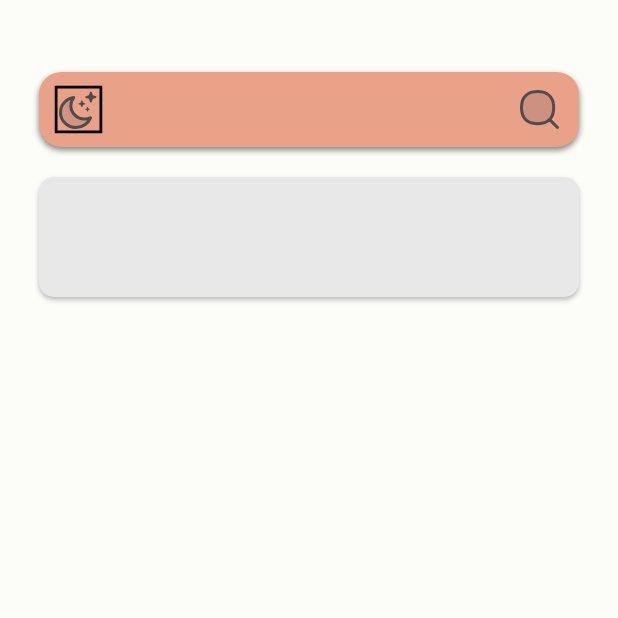
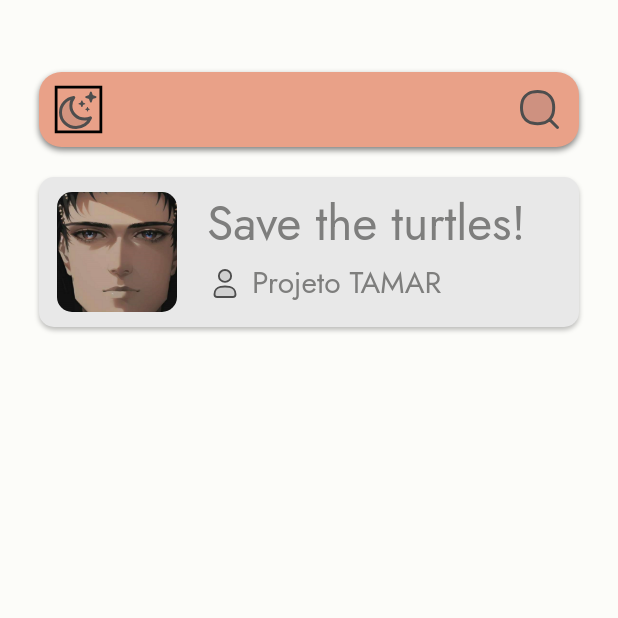
Before and after one commit to tomas-sucena/2023-FEUP-ESOF, a Flutter app: the HomePage screen opened directly, on a phone screen of 412 x 824 dp, the top half of it. Run offline on Flutter 3.47's test engine with Material 2 defaults, Android fonts, the phone set to English and light mode, and no system bars; our stand-ins replace cloud_firestore, firebase_auth, firebase_core, firebase_storage, flutter_svg, google_sign_in and 2 more; accounts and stored records are empty.

Commit message:
updated ProfilePage
changed the shape of the profile picture from a circle to a rectangle

```diff
--- a/app/lib/components/interactive/event_card.dart
+++ b/app/lib/components/interactive/event_card.dart
@@ -1,4 +1,9 @@
 import 'package:flutter/material.dart';
+import 'package:flutter_svg/svg.dart';
+
+import '../../utils/alignment.dart';
+import '../passive/icon_text.dart';
+import '../passive/profile_picture.dart';
 
 class EventCard extends StatelessWidget {
   const EventCard({Key? key}) : super(key: key);
@@ -6,7 +11,7 @@ class EventCard extends StatelessWidget {
   @override
   Widget build(BuildContext context) {
     return Container(
-      height: 80,
+      height: 100,
       width: 360,
       decoration: BoxDecoration(
         color: const Color.fromRGBO(232, 232, 232, 1.0),
@@ -17,7 +22,38 @@ class EventCard extends StatelessWidget {
             offset: Offset(0,2),
             blurRadius: 2,
           ),
-        ]
+        ],
+      ),
+      child: Row(
+        crossAxisAlignment: CrossAxisAlignment.center,
+        children: [
+          addHorizontalSpace(12),
+          const ProfilePicture(
+            image: AssetImage("assets/images/pedroanime.png"),
+            size: 80,
+          ),
+          addHorizontalSpace(20),
+          Column(
+            crossAxisAlignment: CrossAxisAlignment.start,
+            children: [
+              addVerticalSpace(8),
+              Text(
+                "Save the turtles!",
+                style: Theme.of(context).textTheme.displayMedium?.copyWith(
+                  fontSize: 32,
+                ),
+              ),
+              addVerticalSpace(5),
+              IconText(
+                icon: SvgPicture.asset("assets/images/icons/COCO_Profile.svg", height: 24,),
+                text: Text(
+                  "Projeto TAMAR",
+                  style: Theme.of(context).textTheme.displaySmall,
+                ),
+              ),
+            ],
+          ),
+        ],
       ),
     );
   }
--- a/app/lib/components/interactive/profile_card.dart
+++ b/app/lib/components/interactive/profile_card.dart
@@ -7,6 +7,7 @@ import '../../models/volunteer.dart';
 import '../../services/data/file_explorer.dart';
 import '../../utils/alignment.dart';
 import '../passive/icon_text.dart';
+import '../passive/profile_picture.dart';
 
 class ProfileCard extends StatefulWidget {
   final Volunteer _volunteer;
@@ -89,10 +90,10 @@ class _ProfileCardState extends State<ProfileCard> {
             Column(
               crossAxisAlignment: CrossAxisAlignment.center,
               children: [
-                addVerticalSpace(5),
-                CircleAvatar(
-                  radius: 52.5,
-                  backgroundImage: widget._volunteer.profilePicture,
+                addVerticalSpace(10),
+                ProfilePicture(
+                  image: widget._volunteer.profilePicture,
+                  size: 105,
                 ),
                 addVerticalSpace(5),
                 InkWell(
--- /dev/null
+++ b/app/lib/components/passive/profile_picture.dart
@@ -0,0 +1,26 @@
+import 'package:flutter/material.dart';
+
+class ProfilePicture extends StatelessWidget {
+  final ImageProvider<Object> _image;
+  final double _size;
+
+  /* CONSTRUCTOR */
+  const ProfilePicture({required ImageProvider image, required double size, Key? key})
+      : _image = image, _size = size, super(key: key);
+
+  /* METHODS */
+  @override
+  Widget build(BuildContext context) {
+    return Container(
+      width: _size,
+      height: _size,
+      decoration: BoxDecoration(
+        image: DecorationImage(
+          image: _image,
+          fit: BoxFit.fitHeight,
+        ),
+        borderRadius: BorderRadius.circular(10),
+      ),
+    );
+  }
+}
```
